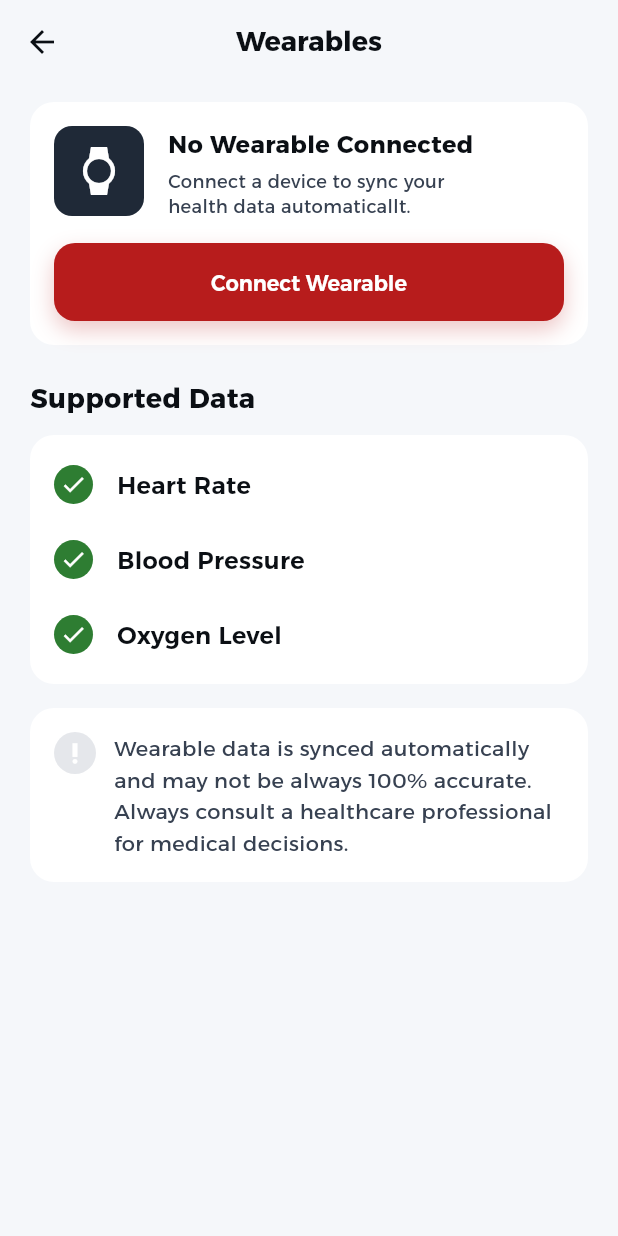
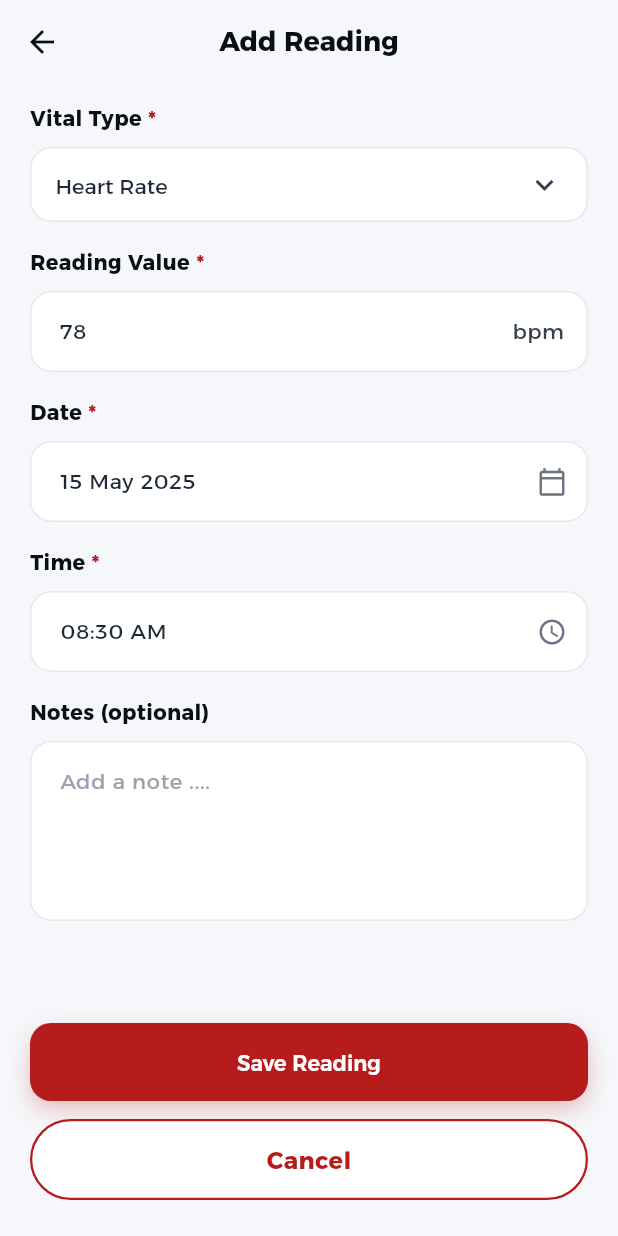
Before and after one commit to karrimJ/Nabad, a Flutter app: the screen it shows after launch, on a phone screen of 412 x 824 dp. Run offline on Flutter 3.47's test engine with Material 3 defaults, Android fonts, the phone set to English and light mode, and no system bars; our stand-ins replace flutter_svg.

```diff
--- /dev/null
+++ b/mobile/lib/features/vitals/screens/add_manual_reading_screen.dart
@@ -0,0 +1,339 @@
+import 'package:flutter/material.dart';
+import 'package:mobile/theme/app_colors.dart';
+import 'package:mobile/theme/app_typography.dart';
+import 'package:mobile/features/auth/presentation/components/auth_button.dart';
+
+class AddReadingScreen extends StatefulWidget {
+  const AddReadingScreen({super.key});
+
+  @override
+  State<AddReadingScreen> createState() => _AddReadingScreenState();
+}
+
+class _AddReadingScreenState extends State<AddReadingScreen> {
+  final _valueController = TextEditingController(text: '78');
+  final _dateController = TextEditingController(text: '15 May 2025');
+  final _timeController = TextEditingController(text: '08:30 AM');
+  final _notesController = TextEditingController();
+
+  String _vitalType = 'Heart Rate';
+  final List<String> _vitalTypes = [
+    'Heart Rate',
+    'Blood Pressure',
+    'Temperature',
+    'Oxygen Level',
+  ];
+
+  String get _unit {
+    switch (_vitalType) {
+      case 'Heart Rate':
+        return 'bpm';
+      case 'Blood Pressure':
+        return 'mmHg';
+      case 'Temperature':
+        return '°C';
+      case 'Oxygen Level':
+        return '%';
+      default:
+        return '';
+    }
+  }
+
+  @override
+  void dispose() {
+    _valueController.dispose();
+    _dateController.dispose();
+    _timeController.dispose();
+    _notesController.dispose();
+    super.dispose();
+  }
+
+  Future<void> _pickDate() async {
+    final picked = await showDatePicker(
+      context: context,
+      initialDate: DateTime.now(),
+      firstDate: DateTime(2000),
+      lastDate: DateTime(2100),
+    );
+    if (picked != null) {
+      const months = [
+        'Jan', 'Feb', 'Mar', 'Apr', 'May', 'Jun',
+        'Jul', 'Aug', 'Sep', 'Oct', 'Nov', 'Dec'
+      ];
+      setState(() {
+        _dateController.text =
+            '${picked.day} ${months[picked.month - 1]} ${picked.year}';
+      });
+    }
+  }
+
+  Future<void> _pickTime() async {
+    final picked = await showTimePicker(
+      context: context,
+      initialTime: TimeOfDay.now(),
+    );
+    if (picked != null) {
+      setState(() {
+        _timeController.text = picked.format(context);
+      });
+    }
+  }
+
+  Widget _label(String text, {bool required = true}) {
+    return Padding(
+      padding: const EdgeInsets.only(bottom: 8),
+      child: Row(
+        children: [
+          Text(
+            text,
+            style: AppTypography.bodyMedium.copyWith(
+              color: Neutral.neutral900,
+              fontWeight: FontWeight.w700,
+            ),
+          ),
+          if (required) ...[
+            const SizedBox(width: 4),
+            Text(
+              '*',
+              style: AppTypography.bodyMedium.copyWith(
+                color: VitalRed.vitalRed500,
+                fontWeight: FontWeight.w700,
+              ),
+            ),
+          ],
+        ],
+      ),
+    );
+  }
+
+  InputDecoration _decoration({Widget? suffix, String? hint}) {
+    return InputDecoration(
+      hintText: hint,
+      hintStyle:
+          AppTypography.bodyMedium.copyWith(color: Neutral.neutral500),
+      suffixIcon: suffix,
+      filled: true,
+      fillColor: Neutral.neutral100,
+      contentPadding:
+          const EdgeInsets.symmetric(horizontal: 16, vertical: 16),
+      border: OutlineInputBorder(
+        borderRadius: BorderRadius.circular(14),
+        borderSide: const BorderSide(color: Neutral.neutral400, width: 1),
+      ),
+      enabledBorder: OutlineInputBorder(
+        borderRadius: BorderRadius.circular(14),
+        borderSide: const BorderSide(color: Neutral.neutral400, width: 1),
+      ),
+      focusedBorder: OutlineInputBorder(
+        borderRadius: BorderRadius.circular(14),
+        borderSide: const BorderSide(color: Neutral.neutral400, width: 1),
+      ),
+    );
+  }
+
+  Widget _buildVitalTypeDropdown() {
+    return Column(
+      crossAxisAlignment: CrossAxisAlignment.start,
+      children: [
+        _label('Vital Type'),
+        Container(
+          padding: const EdgeInsets.symmetric(horizontal: 16),
+          decoration: BoxDecoration(
+            color: Neutral.neutral100,
+            borderRadius: BorderRadius.circular(14),
+            border: Border.all(color: Neutral.neutral400, width: 1),
+          ),
+          child: DropdownButtonHideUnderline(
+            child: DropdownButton<String>(
+              value: _vitalType,
+              isExpanded: true,
+              icon: const Icon(Icons.keyboard_arrow_down,
+                  color: Neutral.neutral700),
+              style: AppTypography.bodyMedium
+                  .copyWith(color: Neutral.neutral800),
+              dropdownColor: Neutral.neutral100,
+              items: _vitalTypes
+                  .map((t) => DropdownMenuItem(value: t, child: Text(t)))
+                  .toList(),
+              onChanged: (val) {
+                if (val != null) setState(() => _vitalType = val);
+              },
+            ),
+          ),
+        ),
+      ],
+    );
+  }
+
+  Widget _buildReadingValue() {
+    return Column(
+      crossAxisAlignment: CrossAxisAlignment.start,
+      children: [
+        _label('Reading Value'),
+        TextField(
+          controller: _valueController,
+          keyboardType: TextInputType.number,
+          style: AppTypography.bodyMedium.copyWith(color: Neutral.neutral800),
+          decoration: _decoration(
+            suffix: Padding(
+              padding: const EdgeInsets.only(right: 16),
+              child: Text(
+                _unit,
+                style: AppTypography.bodyMedium.copyWith(
+                  color: Neutral.neutral700,
+                ),
+              ),
+            ),
+          ).copyWith(
+            suffixIconConstraints:
+                const BoxConstraints(minWidth: 0, minHeight: 0),
+          ),
+        ),
+      ],
+    );
+  }
+
+  Widget _buildDateField() {
+    return Column(
+      crossAxisAlignment: CrossAxisAlignment.start,
+      children: [
+        _label('Date'),
+        TextField(
+          controller: _dateController,
+          readOnly: true,
+          onTap: _pickDate,
+          style: AppTypography.bodyMedium.copyWith(color: Neutral.neutral800),
+          decoration: _decoration(
+            suffix: const Icon(
+              Icons.calendar_today_outlined,
+              color: Neutral.neutral600,
+              size: 20,
+            ),
+          ),
+        ),
+      ],
+    );
+  }
+
+  Widget _buildTimeField() {
+    return Column(
+      crossAxisAlignment: CrossAxisAlignment.start,
+      children: [
+        _label('Time'),
+        TextField(
+          controller: _timeController,
+          readOnly: true,
+          onTap: _pickTime,
+          style: AppTypography.bodyMedium.copyWith(color: Neutral.neutral800),
+          decoration: _decoration(
+            suffix: const Icon(
+              Icons.access_time,
+              color: Neutral.neutral600,
+              size: 20,
+            ),
+          ),
+        ),
+      ],
+    );
+  }
+
+  Widget _buildNotesField() {
+    return Column(
+      crossAxisAlignment: CrossAxisAlignment.start,
+      children: [
+        _label('Notes (optional)', required: false),
+        TextField(
+          controller: _notesController,
+          maxLines: 4,
+          style: AppTypography.bodyMedium.copyWith(color: Neutral.neutral800),
+          decoration: _decoration(hint: 'Add a note ....'),
+        ),
+      ],
+    );
+  }
+
+  Widget _cancelButton() {
+    return GestureDetector(
+      onTap: () => Navigator.pop(context),
+      child: Container(
+        height: 54,
+        alignment: Alignment.center,
+        decoration: BoxDecoration(
+          color: Neutral.neutral100,
+          borderRadius: BorderRadius.circular(28),
+          border: Border.all(color: VitalRed.vitalRed500, width: 1.5),
+        ),
+        child: Text(
+          'Cancel',
+          style: AppTypography.bodyLarge.copyWith(
+            color: VitalRed.vitalRed500,
+            fontWeight: FontWeight.w700,
+          ),
+        ),
+      ),
+    );
+  }
+
+  @override
+  Widget build(BuildContext context) {
+    return Scaffold(
+      backgroundColor: Neutral.neutral300,
+      appBar: AppBar(
+        backgroundColor: Neutral.neutral300,
+        elevation: 0,
+        scrolledUnderElevation: 0,
+        leading: IconButton(
+          icon: const Icon(Icons.arrow_back, color: Neutral.neutral900),
+          onPressed: () => Navigator.pop(context),
+        ),
+        title: Text(
+          'Add Reading',
+          style: AppTypography.headingSmall.copyWith(
+            color: Neutral.neutral900,
+            fontWeight: FontWeight.w700,
+          ),
+        ),
+        centerTitle: true,
+      ),
+      body: Column(
+        children: [
+          Expanded(
+            child: SingleChildScrollView(
+              padding:
+                  const EdgeInsets.symmetric(horizontal: 20, vertical: 12),
+              child: Column(
+                crossAxisAlignment: CrossAxisAlignment.start,
+                children: [
+                  _buildVitalTypeDropdown(),
+                  const SizedBox(height: 16),
+                  _buildReadingValue(),
+                  const SizedBox(height: 16),
+                  _buildDateField(),
+                  const SizedBox(height: 16),
+                  _buildTimeField(),
+                  const SizedBox(height: 16),
+                  _buildNotesField(),
+                ],
+              ),
+            ),
+          ),
+          Padding(
+            padding: const EdgeInsets.fromLTRB(20, 8, 20, 24),
+            child: Column(
+              children: [
+                AuthButton(
+                  text: 'Save Reading',
+                  onPressed: () {
+                    Navigator.pop(context);
+                  },
+                ),
+                const SizedBox(height: 12),
+                _cancelButton(),
+              ],
+            ),
+          ),
+        ],
+      ),
+    );
+  }
+}
--- a/mobile/lib/main.dart
+++ b/mobile/lib/main.dart
@@ -12,6 +12,7 @@ import 'features/notifications/notifications1_screen.dart';
 import 'features/medicalid/screens/medical_id_screen.dart';
 import 'features/medicalid/screens/edit_medical_id_screen.dart';
 import 'features/wearables/wearables.dart';
+import 'features/vitals/screens/add_manual_reading_screen.dart';
 
 void main() {
   runApp(const NabdApp());
@@ -26,7 +27,7 @@ class NabdApp extends StatelessWidget {
       debugShowCheckedModeBanner: false,
       title: 'Nabd Thermocare',
       theme: AppTheme.lightTheme,
-      home: const WearablesScreen(),
+      home: const AddReadingScreen(),
     );
   }
 }
```
